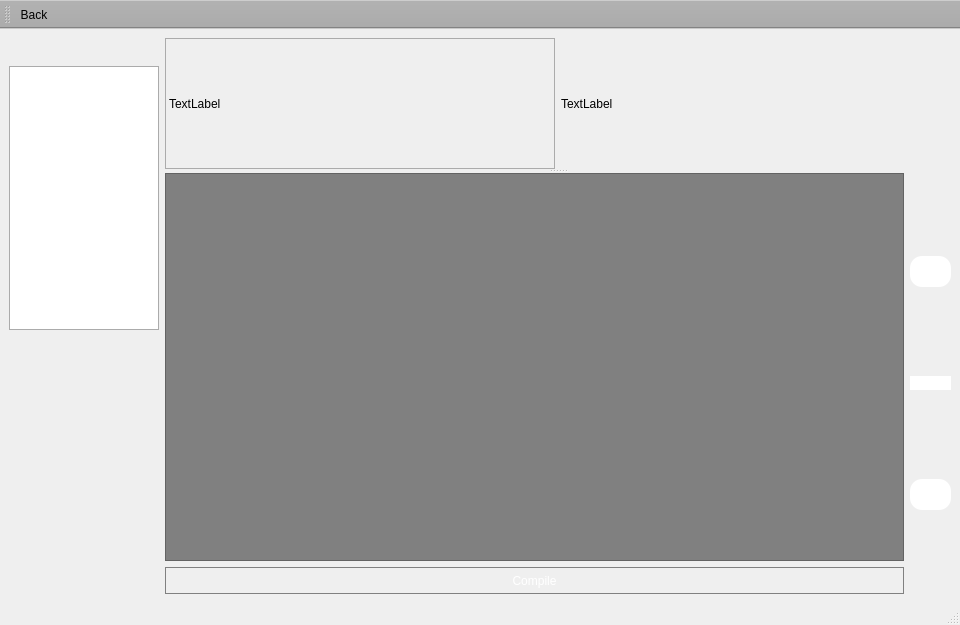
Qt form constructor.ui (Sapfir0/QT_PROJECT) before a commit.
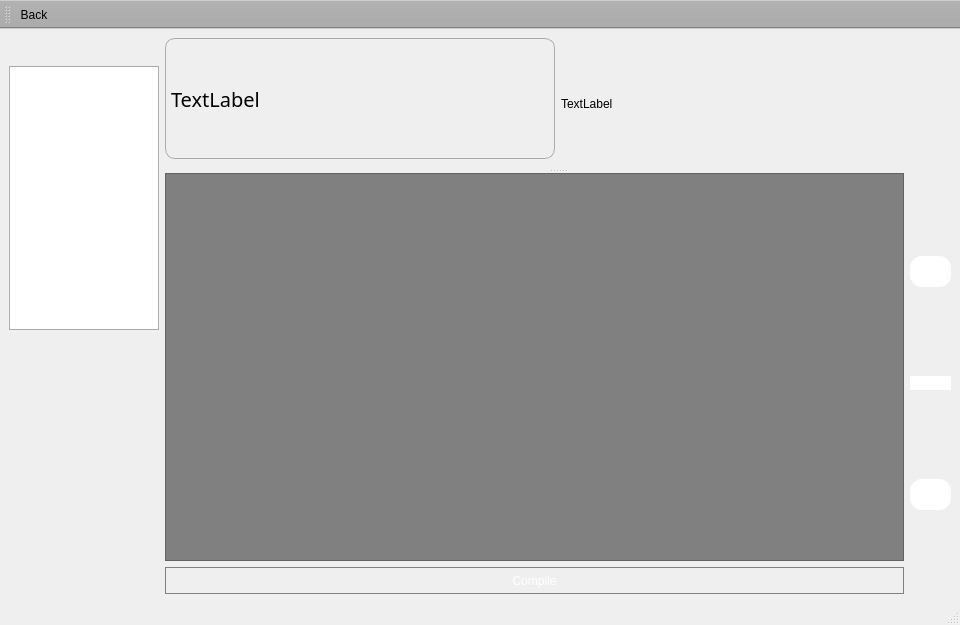
The same form after that commit. Icons and pictures are not drawn.

Diff of the .ui file:
```diff
--- a/constructor.ui
+++ b/constructor.ui
@@ -27,7 +27,11 @@
           <property name="styleSheet">
            <string notr="true">    border-style: solid; /* Стиль рамки вокруг параграфа */
     border-width: 1px; /* Толщина границы */
-	border-color: #ABABAB;</string>
+	border-color: #ABABAB;
+margin-bottom: 10px;
+border-radius:10px;
+font-size: 20px;
+font-family: Geneva, Arial, Helvetica, sans-serif;</string>
           </property>
           <property name="text">
            <string>TextLabel</string>
```
Left out of the diff: 6 changed lines with no effect on the pictures.
